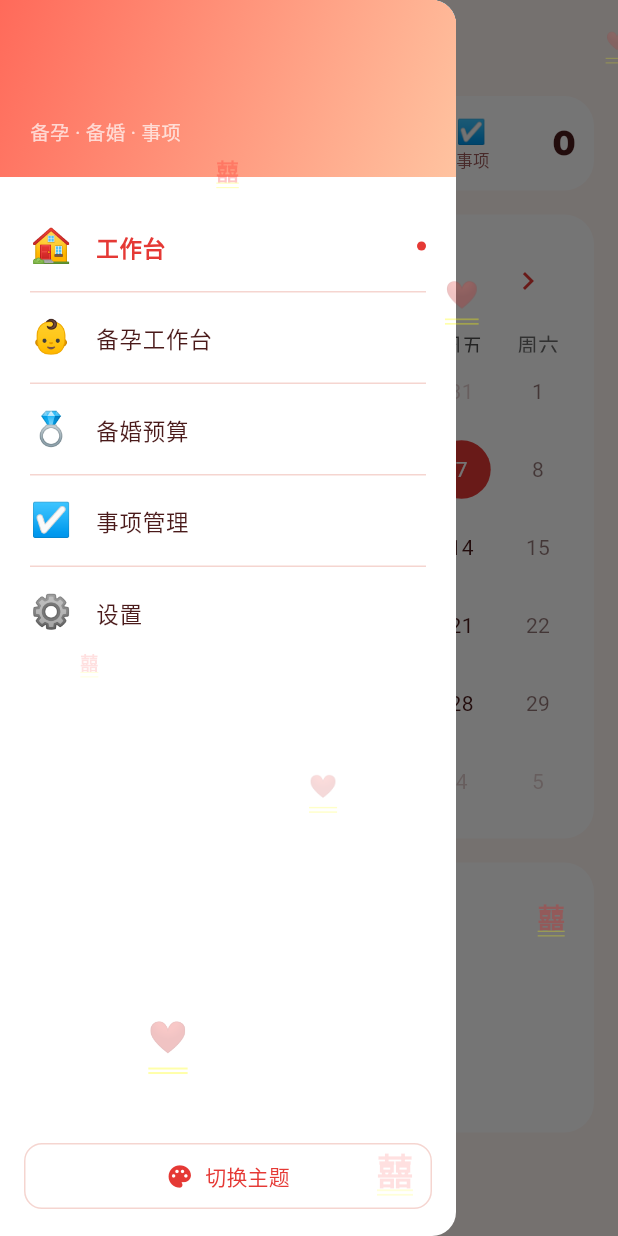
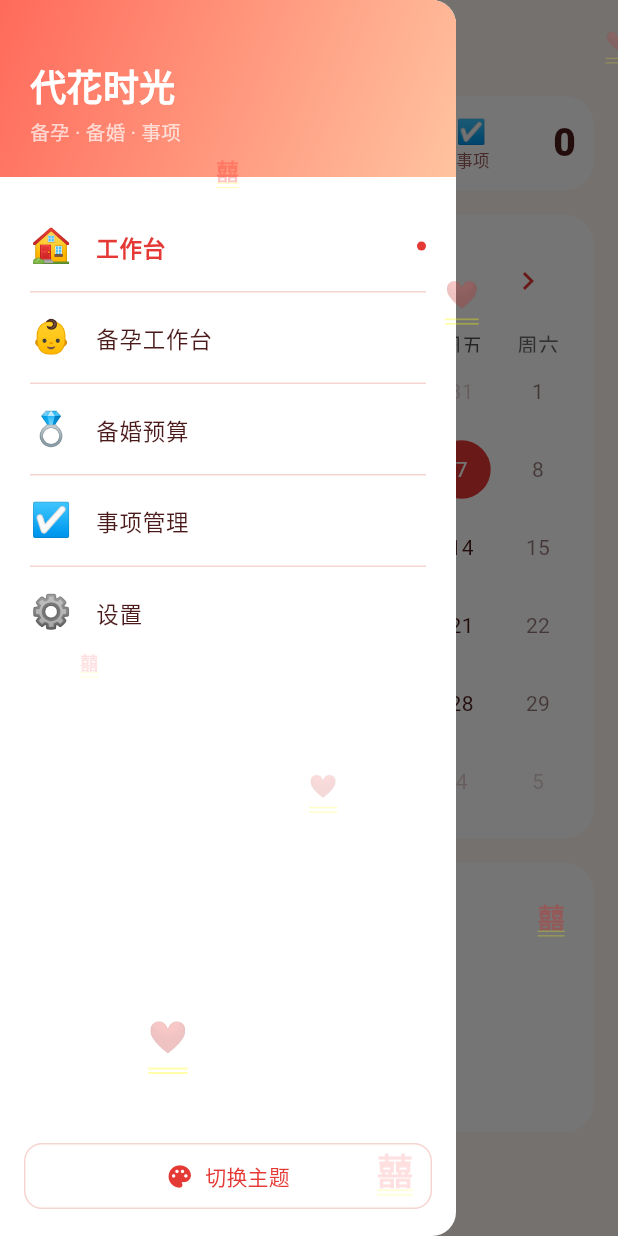
Before and after one commit to shengtudai2/hua_dashboard, a Flutter app: the screen it shows after launch, with the side drawer open, on a phone screen of 412 x 824 dp. Run offline on Flutter 3.47's test engine with Material 3 defaults, Android fonts, the phone set to English and light mode, and no system bars; drawn by our look-alikes of table_calendar; our stand-ins replace fl_chart, share_plus, shared_preferences, sqflite; accounts and stored records are empty; Roboto replaces fonts that are missing (Noto Serif SC).

Commit message:
fix: 去掉自定义字体，用系统字体确保所有文字可见
打包字体在某些安卓设备渲染异常导致文字不显示，
改用系统默认字体，保证 Text 全部可见。
保留主题配色/装饰/漂浮粒子，视觉氛围不变。

```diff
--- a/lib/main.dart
+++ b/lib/main.dart
@@ -331,7 +331,7 @@ class _MainShellState extends State<MainShell> {
                     color: Colors.white,
                     fontSize: 24,
                     fontWeight: FontWeight.w800,
-                    fontFamily: 'ZCOOL KuaiLe',
+
                   )),
                   const SizedBox(height: 4),
                   Text('备孕 · 备婚 · 事项', style: TextStyle(
--- a/lib/pages/beiyun/beiyun_page.dart
+++ b/lib/pages/beiyun/beiyun_page.dart
@@ -793,7 +793,7 @@ class _BeiyunPageState extends State<BeiyunPage>
                     color: p.pri,
                     fontSize: 22,
                     fontWeight: FontWeight.w800,
-                    fontFamily: 'Baloo 2',
+
                   ),
                 ),
               ],
@@ -860,7 +860,7 @@ class _BeiyunPageState extends State<BeiyunPage>
                                     color: p.pri,
                                     fontSize: 16,
                                     fontWeight: FontWeight.w700,
-                                    fontFamily: 'Baloo 2',
+
                                   ),
                                 ),
                               ],
--- a/lib/pages/home/home_page.dart
+++ b/lib/pages/home/home_page.dart
@@ -147,7 +147,6 @@ class _HomePageState extends State<HomePage> {
                   color: p.ink,
                   fontSize: 26,
                   fontWeight: FontWeight.w800,
-                  fontFamily: 'Baloo 2',
                 )),
               ],
             ),
--- a/lib/pages/todo/todo_page.dart
+++ b/lib/pages/todo/todo_page.dart
@@ -358,7 +358,7 @@ class _TodoPageState extends State<TodoPage> with SingleTickerProviderStateMixin
     return Expanded(
       child: Column(
         children: [
-          Text(value, style: TextStyle(color: color, fontSize: 22, fontWeight: FontWeight.w800, fontFamily: 'Baloo 2')),
+          Text(value, style: TextStyle(color: color, fontSize: 22, fontWeight: FontWeight.w800)),
           Text(label, style: TextStyle(color: p.ink2, fontSize: 11)),
         ],
       ),
```
Also changed, not shown: lib/theme/app_theme.dart (+3 -8 lines).
